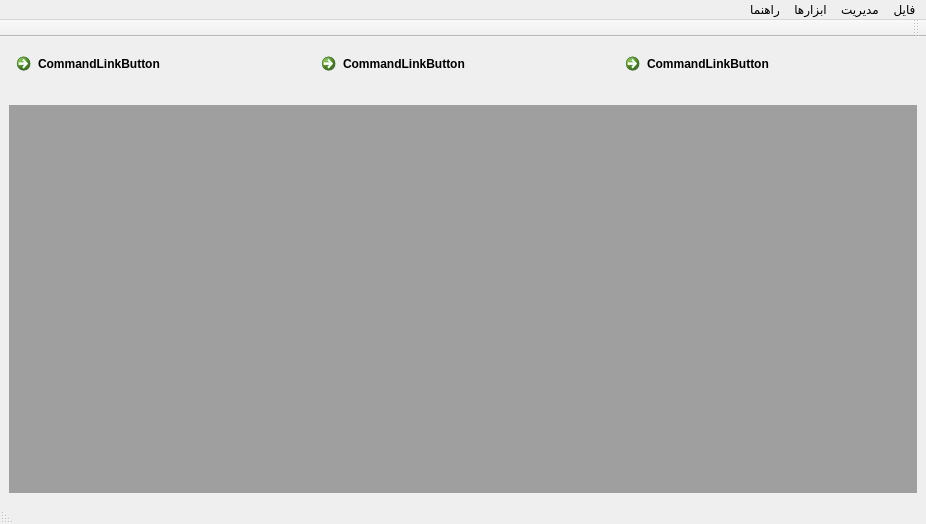
Before: the Qt Designer form UI/mainwindow.ui in reza-rezvani2052/Takvingar, drawn with Qt 5.
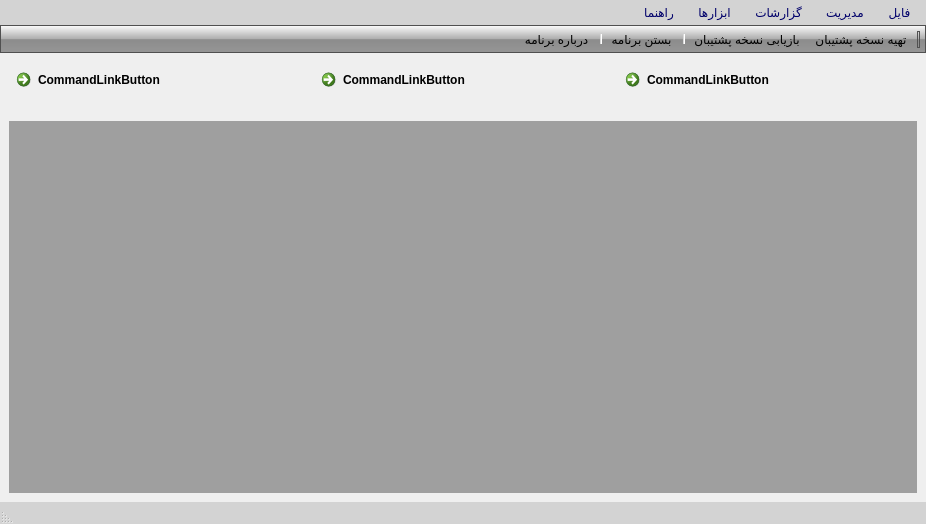
After: the same form once the commit is applied. Icons and pictures are not drawn.

Patch:
```diff
--- a/UI/mainwindow.ui
+++ b/UI/mainwindow.ui
@@ -20,6 +20,56 @@
   <property name="layoutDirection">
    <enum>Qt::LayoutDirection::RightToLeft</enum>
   </property>
+  <property name="styleSheet">
+   <string notr="true">QMenuBar{
+     	background-color: lightgray; 
+       color: rgb(0, 0, 106);
+}
+
+QMenuBar::item {
+        padding: 4px 8px;
+        border:1px solid transparent;
+}
+QMenuBar::item:selected { /* when selected using mouse or keyboard */
+        background:  #a8a8a8; 
+        border:1px solid rgb(127, 127, 127);
+        background-color: qlineargradient(spread:pad, x1:0, y1:1, x2:0, y2:0, stop:0 rgba(190, 190, 190, 255), stop:1 rgba(255, 255, 255, 255));
+}
+QMenuBar::item:pressed {
+        border-color:rgb(127, 127, 127);
+        border-style: solid;
+        border-width:1px 1px 0 1px;
+        /*background-color: qlineargradient(spread:pad, x1:0, y1:1, x2:0, y2:0,
+                stop:0 rgba(255, 255, 255, 255),
+                stop:1 rgba(190, 190, 190, 255));*/
+        background-color: rgb(186, 186, 186);
+}
+
+
+/*---------------------------------*/
+
+QToolBar {
+        border: 1px solid rgb(80,80,80);
+        background-color: qlineargradient(spread:pad, x1:0, y1:0, x2:0, y2:1, stop:0 rgba(255, 255, 255, 255), stop:0.485876 rgba(175, 175, 175, 255), stop:0.525424 rgba(140, 140, 140, 255), stop:1 rgba(150, 150, 150, 255));
+        border-radius: 0px;
+}
+
+QToolBar::handle {
+    border:1px solid rgb(80,80,80);
+        margin: 3px 5px 2px 5px;
+        border-radius: 5px;
+}
+
+/*---------------------------------*/
+
+QStatusBar {
+        background-color: lightgray ;
+        color: rgb(0, 0, 106);
+}
+
+/*---------------------------------*/
+</string>
+  </property>
   <widget class="QWidget" name="centralwidget">
    <layout class="QVBoxLayout" name="verticalLayout">
     <property name="spacing">
@@ -124,7 +174,7 @@
      <x>0</x>
      <y>0</y>
      <width>926</width>
-     <height>25</height>
+     <height>30</height>
     </rect>
    </property>
    <widget class="QMenu" name="menu">
@@ -132,7 +182,7 @@
      <string>فایل</string>
     </property>
     <addaction name="actRestoreBackup"/>
-    <addaction name="actBckup"/>
+    <addaction name="actBackup"/>
     <addaction name="separator"/>
     <addaction name="actRestartApp"/>
     <addaction name="actQuit"/>
@@ -161,8 +211,14 @@
     <addaction name="action_7"/>
     <addaction name="action_8"/>
    </widget>
+   <widget class="QMenu" name="menu_4">
+    <property name="title">
+     <string>گزارشات</string>
+    </property>
+   </widget>
    <addaction name="menu"/>
    <addaction name="menulndvdj"/>
+   <addaction name="menu_4"/>
    <addaction name="menu_2"/>
    <addaction name="menu_3"/>
   </widget>
@@ -177,8 +233,17 @@
    <attribute name="toolBarBreak">
     <bool>false</bool>
    </attribute>
+   <addaction name="actBackup"/>
+   <addaction name="actRestoreBackup"/>
+   <addaction name="separator"/>
+   <addaction name="actQuit"/>
+   <addaction name="separator"/>
+   <addaction name="actAbout"/>
   </widget>
   <action name="actHelp">
+   <property name="enabled">
+    <bool>false</bool>
+   </property>
    <property name="icon">
     <iconset resource="../RC/resources.qrc">
      <normaloff>:/img/help.png</normaloff>:/img/help.png</iconset>
@@ -216,7 +281,7 @@
   </action>
   <action name="action_4">
    <property name="text">
-    <string>محاسبه کارمزد</string>
+    <string>محاسبه کارمزد بانک</string>
    </property>
   </action>
   <action name="action_6">
@@ -239,7 +304,7 @@
     <string>سهامداران</string>
    </property>
   </action>
-  <action name="actBckup">
+  <action name="actBackup">
    <property name="icon">
     <iconset resource="../RC/resources.qrc">
      <normaloff>:/img/backup.png</normaloff>:/img/backup.png</iconset>
```
